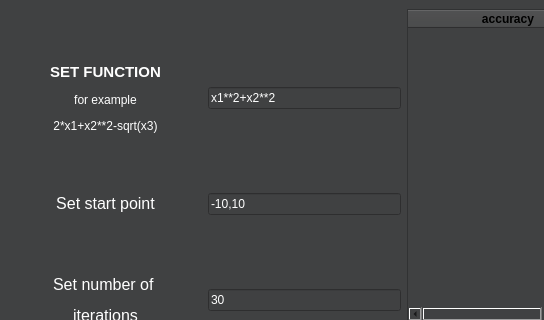
Before: the Qt Designer form form.ui in EmKalin/timo, drawn with Qt 5; both pictures show x 0 to 544 and y 0 to 320 of the 807 by 695 pixel window.
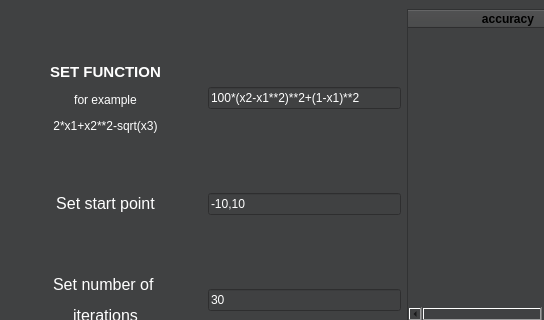
After: the same form once the commit is applied.

Diff of the .ui file:
```diff
--- a/form.ui
+++ b/form.ui
@@ -198,7 +198,7 @@
            </palette>
           </property>
           <property name="text">
-           <string>x1**2+x2**2</string>
+           <string>100*(x2-x1**2)**2+(1-x1)**2</string>
           </property>
          </widget>
         </item>
```
Left out of the diff: 365 changed lines with no effect on the pictures.
